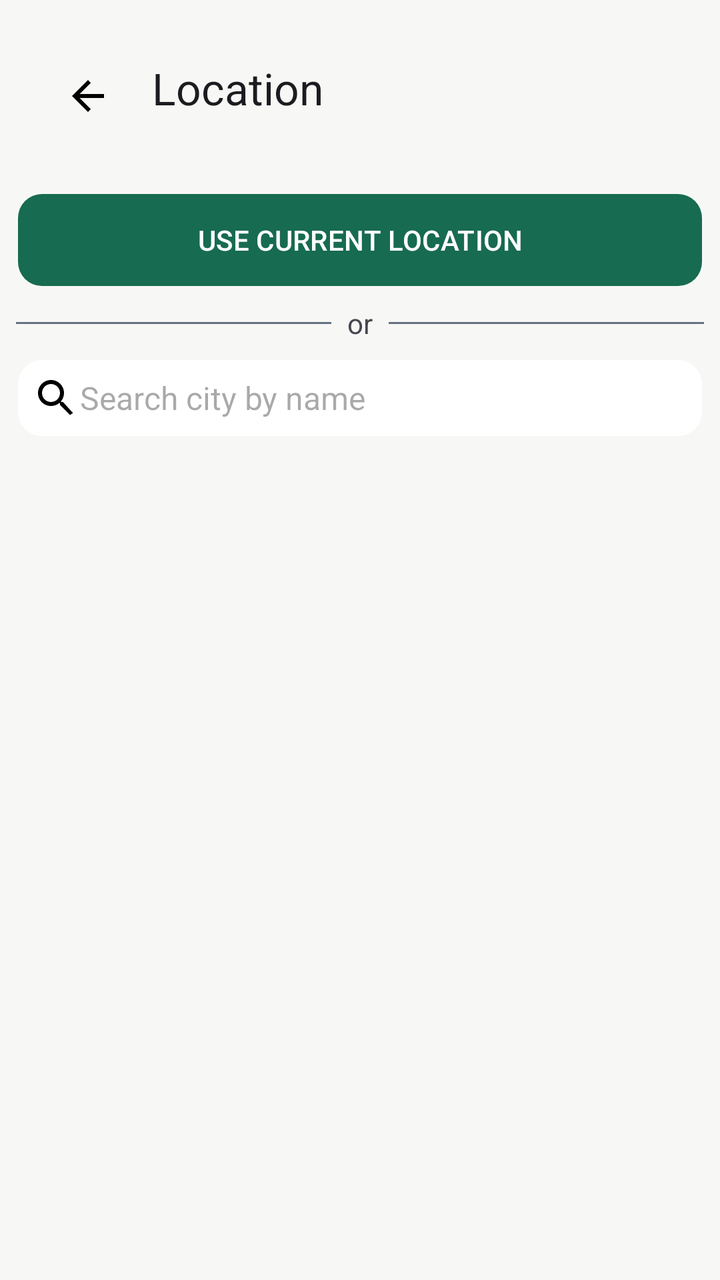
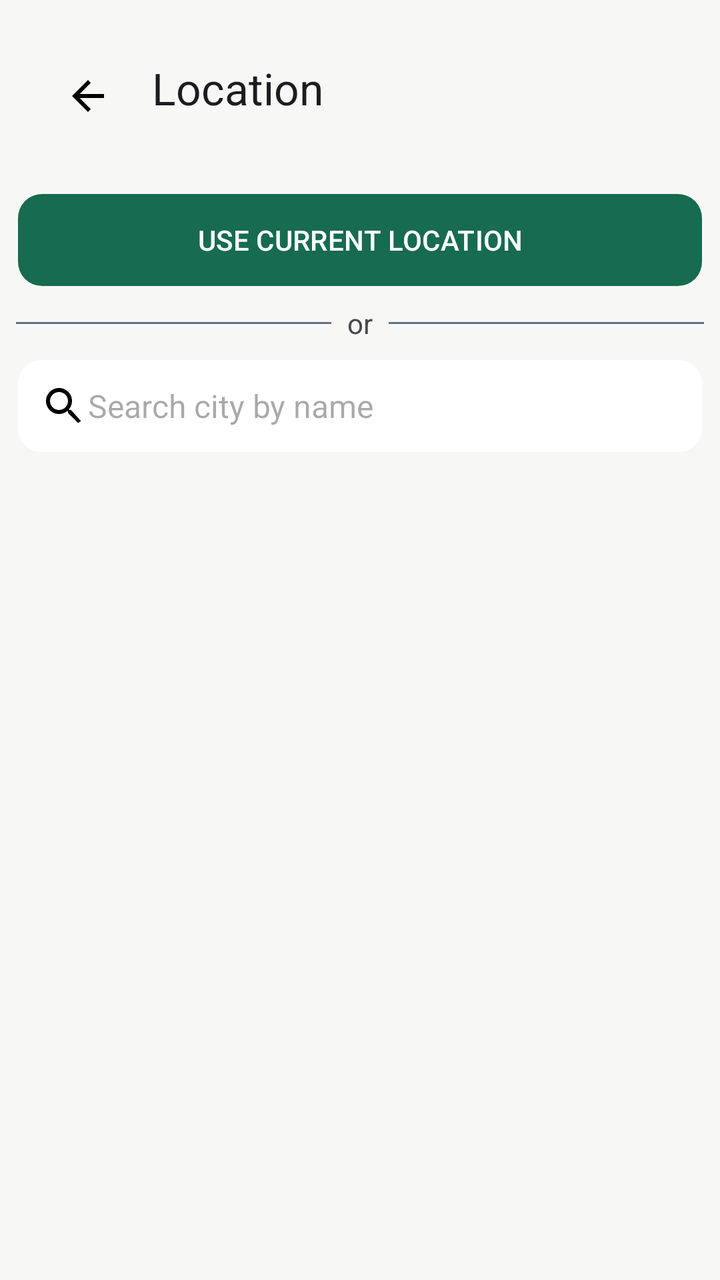

Before-and-after screenshots of an Android layout around one commit, followed by the original layout XML and the change that was made.
<!-- AndroidManifest.xml: application theme Theme.SalahTime -->
<!-- res/layout/activity_location.xml -->
<?xml version="1.0" encoding="utf-8"?>
<RelativeLayout xmlns:android="http://schemas.android.com/apk/res/android"
    xmlns:app="http://schemas.android.com/apk/res-auto"
    xmlns:tools="http://schemas.android.com/tools"
    android:id="@+id/main"
    android:layout_width="match_parent"
    android:layout_height="match_parent"
    android:background="@color/background"
    tools:context=".ui.LocationActivity">

    <com.google.android.material.appbar.MaterialToolbar
        android:id="@+id/appbar"
        android:layout_width="match_parent"
        android:layout_height="wrap_content"
        android:elevation="@dimen/cardview_default_elevation"
        android:padding="@dimen/screen_padding"
        app:navigationContentDescription="Navigate back"
        app:navigationIcon="@drawable/ic_arrow_back"
        app:title="Location" />

    <ScrollView
        android:layout_width="match_parent"
        android:layout_height="wrap_content"
        android:layout_below="@+id/appbar"
        android:padding="@dimen/spacing_sm">

        <LinearLayout
            android:layout_width="match_parent"
            android:layout_height="wrap_content"
            android:orientation="vertical">

            <com.google.android.material.button.MaterialButton
                android:layout_width="match_parent"
                android:layout_height="wrap_content"
                android:background="@drawable/rounded_corners_bg_primary"
                android:text="@string/use_current_location"
                android:textAllCaps="true"
                app:backgroundTint="@color/primary" />

            <Space
                android:layout_width="match_parent"
                android:layout_height="@dimen/spacing_sm" />


            <LinearLayout
                android:layout_width="match_parent"
                android:layout_height="wrap_content"
                android:layout_gravity="center"
                android:orientation="horizontal">

                <com.google.android.material.divider.MaterialDivider
                    android:layout_width="match_parent"
                    android:layout_height="1dp"
                    android:layout_gravity="center"
                    android:layout_weight="1"
                    app:dividerColor="@color/icon_secondary" />

                <TextView
                    android:layout_width="wrap_content"
                    android:layout_height="wrap_content"
                    android:layout_gravity="center"
                    android:layout_marginLeft="@dimen/spacing_sm"
                    android:layout_marginRight="@dimen/spacing_sm"
                    android:text="@string/or" />

                <com.google.android.material.divider.MaterialDivider
                    android:layout_width="match_parent"
                    android:layout_height="1dp"
                    android:layout_gravity="center"
                    android:layout_weight="1"
                    app:dividerColor="@color/icon_secondary" />
            </LinearLayout>

            <Space
                android:layout_width="match_parent"
                android:layout_height="@dimen/spacing_sm" />

            <com.google.android.material.textfield.TextInputEditText
                android:layout_width="match_parent"
                android:layout_height="wrap_content"
                android:background="@drawable/rounded_corners_bg_white"
                android:drawableStart="@drawable/ic_search"
                android:hint="@string/search_city_by_name"
                android:imeOptions="actionSearch"
                android:inputType="text"
                android:maxLines="1"
                android:padding="@dimen/spacing_sm"
                android:textColor="@color/text_primary"
                android:textSize="@dimen/text_body" />

            <Space
                android:layout_width="match_parent"
                android:layout_height="@dimen/spacing_sm" />

        </LinearLayout>

    </ScrollView>


</RelativeLayout>
<!-- resources referenced by this layout -->
<resources>
  <color name="background">#F7F8F5</color>
  <color name="icon_secondary">#667085</color>
  <color name="primary">#176B50</color>
  <color name="text_primary">#111827</color>
  <dimen name="screen_padding">16dp</dimen>
  <dimen name="spacing_sm">8dp</dimen>
  <dimen name="text_body">16sp</dimen>
  <!-- drawable ic_arrow_back (drawable) -->
  <vector xmlns:android="http://schemas.android.com/apk/res/android"
      android:width="24dp"
      android:height="24dp"
      android:viewportWidth="24"
      android:viewportHeight="24">
  
      <path
          android:fillColor="#000000"
          android:pathData="M20,11H7.83l5.59,-5.59L12,4l-8,8 8,8 1.41,-1.41L7.83,13H20v-2z" />
  </vector>
  <!-- drawable ic_search (drawable) -->
  <vector xmlns:android="http://schemas.android.com/apk/res/android"
      android:width="24dp"
      android:height="24dp"
      android:viewportWidth="24"
      android:viewportHeight="24">
  
      <path
          android:fillColor="#000000"
          android:pathData="M15.5,14h-0.79l-0.28,-0.27C15.41,12.59 16,11.11 16,9.5C16,5.91 13.09,3 9.5,3S3,5.91 3,9.5S5.91,16 9.5,16c1.61,0 3.09,-0.59 4.23,-1.57l0.27,0.28v0.79l5,4.99L20.49,19.5L15.5,14zM9.5,14C7.01,14 5,11.99 5,9.5S7.01,5 9.5,5S14,7.01 14,9.5S11.99,14 9.5,14z" />
  
  </vector>
  <!-- drawable rounded_corners_bg_primary (drawable) -->
  <?xml version="1.0" encoding="utf-8"?>
  <shape xmlns:android="http://schemas.android.com/apk/res/android"
      android:shape="rectangle">
  
      
      <solid android:color="@color/primary" />
  
      
      <corners android:radius="12dp" />
  
      
      <stroke
          android:width="2dp"
          android:color="@android:color/transparent" />
  
  </shape>
  <!-- drawable rounded_corners_bg_white (drawable) -->
  <?xml version="1.0" encoding="utf-8"?>
  <shape xmlns:android="http://schemas.android.com/apk/res/android"
      android:shape="rectangle">
  
      
      <solid android:color="@android:color/white" />
  
      
      <corners android:radius="12dp" />
  
      
      <stroke
          android:width="2dp"
          android:color="@android:color/transparent" />
  
  </shape>
  <string name="or">or</string>
  <string name="search_city_by_name">Search city by name</string>
  <string name="use_current_location">Use current location</string>
  <style name="Theme.SalahTime" parent="Base.Theme.SalahTime" />
  <style name="Base.Theme.SalahTime" parent="Theme.Material3.DayNight.NoActionBar">
          
          
      </style>
</resources>

<!-- the commit's change to res/layout/activity_location.xml (unified diff, before → after) -->
@@ -76,6 +76,7 @@
                 android:layout_height="@dimen/spacing_sm" />
 
             <com.google.android.material.textfield.TextInputEditText
+                android:id="@+id/search_input"
                 android:layout_width="match_parent"
                 android:layout_height="wrap_content"
                 android:background="@drawable/rounded_corners_bg_white"
@@ -84,7 +85,7 @@
                 android:imeOptions="actionSearch"
                 android:inputType="text"
                 android:maxLines="1"
-                android:padding="@dimen/spacing_sm"
+                android:padding="@dimen/spacing_md"
                 android:textColor="@color/text_primary"
                 android:textSize="@dimen/text_body" />
 
<!-- resource entries referenced after the edit -->
@@ -5,6 +5,7 @@
   <color name="primary">#176B50</color>
   <color name="text_primary">#111827</color>
   <dimen name="screen_padding">16dp</dimen>
+  <dimen name="spacing_md">12dp</dimen>
   <dimen name="spacing_sm">8dp</dimen>
   <dimen name="text_body">16sp</dimen>
   <!-- drawable ic_arrow_back (drawable) -->
